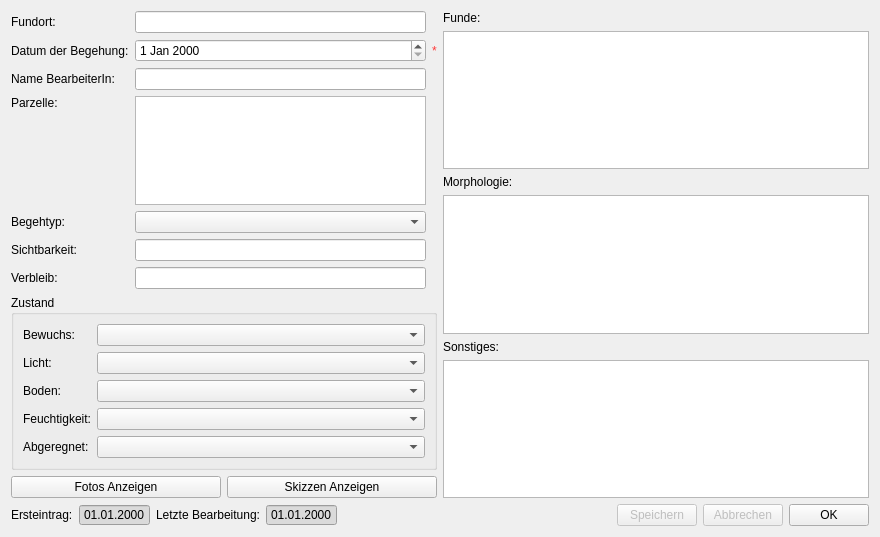
APIS-Luftbildarchiv/APIS, file APIS/forms/apis_sharding_form.ui: the form before one commit.
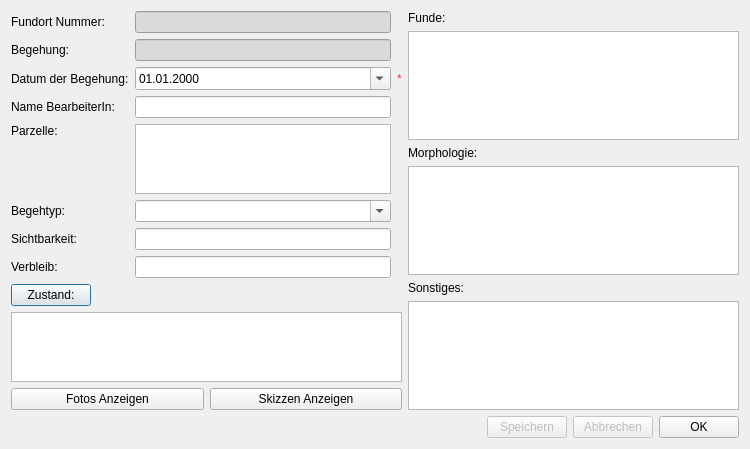
The form after the commit. Icons and pictures are not drawn.

```diff
--- a/APIS/forms/apis_sharding_form.ui
+++ b/APIS/forms/apis_sharding_form.ui
@@ -6,8 +6,8 @@
    <rect>
     <x>0</x>
     <y>0</y>
-    <width>880</width>
-    <height>537</height>
+    <width>750</width>
+    <height>430</height>
    </rect>
   </property>
   <property name="windowTitle">
@@ -16,67 +16,6 @@
   <layout class="QGridLayout" name="gridLayout_2">
    <item row="3" column="0" colspan="2">
     <layout class="QHBoxLayout" name="horizontalLayout">
-     <item>
-      <widget class="QLabel" name="uiInitalEntryLbl">
-       <property name="sizePolicy">
-        <sizepolicy hsizetype="Fixed" vsizetype="Fixed">
-         <horstretch>0</horstretch>
-         <verstretch>0</verstretch>
-        </sizepolicy>
-       </property>
-       <property name="text">
-        <string>Ersteintrag:</string>
-       </property>
-      </widget>
-     </item>
-     <item>
-      <widget class="QDateEdit" name="uiInitalEntryDate">
-       <property name="enabled">
-        <bool>true</bool>
-       </property>
-       <property name="autoFillBackground">
-        <bool>false</bool>
-       </property>
-       <property name="styleSheet">
-        <string notr="true">background-color: rgb(218, 218, 218);</string>
-       </property>
-       <property name="readOnly">
-        <bool>true</bool>
-       </property>
-       <property name="buttonSymbols">
-        <enum>QAbstractSpinBox::NoButtons</enum>
-       </property>
-       <property name="displayFormat">
-        <string>dd.MM.yyyy</string>
-       </property>
-      </widget>
-     </item>
-     <item>
-      <widget class="QLabel" name="uiLastChangesLbl">
-       <property name="text">
-        <string>Letzte Bearbeitung:</string>
-       </property>
-      </widget>
-     </item>
-     <item>
-      <widget class="QDateEdit" name="uiLastChangesDate">
-       <property name="enabled">
-        <bool>true</bool>
-       </property>
-       <property name="styleSheet">
-        <string notr="true">background-color: rgb(218, 218, 218);</string>
-       </property>
-       <property name="readOnly">
-        <bool>true</bool>
-       </property>
-       <property name="buttonSymbols">
-        <enum>QAbstractSpinBox::NoButtons</enum>
-       </property>
-       <property name="displayFormat">
-        <string>dd.MM.yyyy</string>
-       </property>
-      </widget>
-     </item>
      <item>
       <spacer name="horizontalSpacer">
        <property name="orientation">
@@ -141,8 +80,8 @@
        </property>
        <property name="iconSize">
         <size>
-         <width>30</width>
-         <height>30</height>
+         <width>24</width>
+         <height>24</height>
         </size>
        </property>
        <property name="autoDefault">
@@ -161,8 +100,8 @@
        </property>
        <property name="iconSize">
         <size>
-         <width>30</width>
-         <height>30</height>
+         <width>24</width>
+         <height>24</height>
         </size>
        </property>
        <property name="autoDefault">
@@ -172,65 +111,6 @@
      </item>
     </layout>
    </item>
-   <item row="1" column="0">
-    <widget class="QGroupBox" name="groupBox">
-     <property name="title">
-      <string>Zustand</string>
-     </property>
-     <layout class="QFormLayout" name="formLayout">
-      <item row="0" column="0">
-       <widget class="QLabel" name="label_11">
-        <property name="text">
-         <string>Bewuchs:</string>
-        </property>
-       </widget>
-      </item>
-      <item row="0" column="1">
-       <widget class="QComboBox" name="comboBox"/>
-      </item>
-      <item row="1" column="0">
-       <widget class="QLabel" name="label_12">
-        <property name="text">
-         <string>Licht:</string>
-        </property>
-       </widget>
-      </item>
-      <item row="1" column="1">
-       <widget class="QComboBox" name="comboBox_2"/>
-      </item>
-      <item row="2" column="0">
-       <widget class="QLabel" name="label_13">
-        <property name="text">
-         <string>Boden:</string>
-        </property>
-       </widget>
-      </item>
-      <item row="2" column="1">
-       <widget class="QComboBox" name="comboBox_3"/>
-      </item>
-      <item row="3" column="0">
-       <widget class="QLabel" name="label_14">
-        <property name="text">
-         <string>Feuchtigkeit:</string>
-        </property>
-       </widget>
-      </item>
-      <item row="3" column="1">
-       <widget class="QComboBox" name="comboBox_4"/>
-      </item>
-      <item row="4" column="0">
-       <widget class="QLabel" name="label_15">
-        <property name="text">
-         <string>Abgeregnet:</string>
-        </property>
-       </widget>
-      </item>
-      <item row="4" column="1">
-       <widget class="QComboBox" name="comboBox_5"/>
-      </item>
-     </layout>
-    </widget>
-   </item>
    <item row="0" column="1" rowspan="3">
     <layout class="QVBoxLayout" name="verticalLayout_4">
      <item>
@@ -267,77 +147,121 @@
    </item>
    <item row="0" column="0">
     <layout class="QGridLayout" name="gridLayout">
-     <item row="1" column="1">
-      <widget class="QDateEdit" name="dateEdit"/>
+     <item row="2" column="1">
+      <widget class="QDateEdit" name="uiShardingDate">
+       <property name="currentSection">
+        <enum>QDateTimeEdit::DaySection</enum>
+       </property>
+       <property name="displayFormat">
+        <string>dd.MM.yyyy</string>
+       </property>
+       <property name="calendarPopup">
+        <bool>true</bool>
+       </property>
+      </widget>
      </item>
-     <item row="1" column="0">
+     <item row="2" column="0">
       <widget class="QLabel" name="label_2">
        <property name="text">
         <string>Datum der Begehung:</string>
        </property>
       </widget>
      </item>
-     <item row="4" column="1">
-      <widget class="QComboBox" name="comboBox_6"/>
+     <item row="5" column="1">
+      <widget class="QComboBox" name="uiShardingTypeCombo">
+       <property name="editable">
+        <bool>true</bool>
+       </property>
+       <property name="currentIndex">
+        <number>-1</number>
+       </property>
+       <item>
+        <property name="text">
+         <string>unsystematisch</string>
+        </property>
+       </item>
+       <item>
+        <property name="text">
+         <string>intensiver Survey</string>
+        </property>
+       </item>
+       <item>
+        <property name="text">
+         <string>extensiver Survey</string>
+        </property>
+       </item>
+       <item>
+        <property name="text">
+         <string>keine Angabe</string>
+        </property>
+       </item>
+      </widget>
      </item>
      <item row="0" column="0">
       <widget class="QLabel" name="label">
        <property name="text">
-        <string>Fundort:</string>
+        <string>Fundort Nummer:</string>
        </property>
       </widget>
      </item>
-     <item row="3" column="1">
-      <widget class="QPlainTextEdit" name="plainTextEdit_4"/>
+     <item row="4" column="1">
+      <widget class="QPlainTextEdit" name="uiPlotPTxt"/>
      </item>
-     <item row="2" column="0">
+     <item row="3" column="0">
       <widget class="QLabel" name="label_3">
        <property name="text">
         <string>Name BearbeiterIn:</string>
        </property>
       </widget>
      </item>
-     <item row="3" column="0" alignment="Qt::AlignTop">
+     <item row="4" column="0" alignment="Qt::AlignTop">
       <widget class="QLabel" name="label_4">
        <property name="text">
         <string>Parzelle:</string>
        </property>
       </widget>
      </item>
-     <item row="6" column="1">
-      <widget class="QLineEdit" name="lineEdit_4"/>
+     <item row="7" column="1">
+      <widget class="QLineEdit" name="uiWhereaboutsEdit"/>
      </item>
      <item row="0" column="1">
-      <widget class="QLineEdit" name="lineEdit"/>
+      <widget class="QLineEdit" name="uiSiteNumberEdit">
+       <property name="styleSheet">
+        <string notr="true">background-color: rgb(218, 218, 218);</string>
+       </property>
+       <property name="readOnly">
+        <bool>true</bool>
+       </property>
+      </widget>
      </item>
-     <item row="6" column="0">
+     <item row="7" column="0">
       <widget class="QLabel" name="label_7">
        <property name="text">
         <string>Verbleib:</string>
        </property>
       </widget>
      </item>
-     <item row="5" column="0">
+     <item row="6" column="0">
       <widget class="QLabel" name="label_6">
        <property name="text">
         <string>Sichtbarkeit:</string>
        </property>
       </widget>
      </item>
-     <item row="4" column="0">
+     <item row="5" column="0">
       <widget class="QLabel" name="label_5">
        <property name="text">
         <string>Begehtyp:</string>
        </property>
       </widget>
      </item>
-     <item row="5" column="1">
-      <widget class="QLineEdit" name="lineEdit_3"/>
+     <item row="6" column="1">
+      <widget class="QLineEdit" name="uiVisibilityEdit"/>
      </item>
-     <item row="2" column="1">
-      <widget class="QLineEdit" name="lineEdit_2"/>
+     <item row="3" column="1">
+      <widget class="QLineEdit" name="uiNameEdit"/>
      </item>
-     <item row="1" column="2">
+     <item row="2" column="2">
       <widget class="QLabel" name="label_16">
        <property name="styleSheet">
         <string notr="true">color: rgb(255, 55, 55);</string>
@@ -346,6 +270,54 @@
         <string>*</string>
        </property>
       </widget>
+     </item>
+     <item row="1" column="0">
+      <widget class="QLabel" name="label_11">
+       <property name="text">
+        <string>Begehung:</string>
+       </property>
+      </widget>
+     </item>
+     <item row="1" column="1">
+      <widget class="QLineEdit" name="uiShardingNumberEdit">
+       <property name="styleSheet">
+        <string notr="true">background-color: rgb(218, 218, 218);</string>
+       </property>
+       <property name="readOnly">
+        <bool>true</bool>
+       </property>
+      </widget>
+     </item>
+    </layout>
+   </item>
+   <item row="1" column="0">
+    <layout class="QVBoxLayout" name="verticalLayout">
+     <item>
+      <layout class="QHBoxLayout" name="horizontalLayout_3">
+       <item>
+        <widget class="QPushButton" name="uiConditionBtn">
+         <property name="text">
+          <string>Zustand:</string>
+         </property>
+        </widget>
+       </item>
+       <item>
+        <spacer name="horizontalSpacer_2">
+         <property name="orientation">
+          <enum>Qt::Horizontal</enum>
+         </property>
+         <property name="sizeHint" stdset="0">
+          <size>
+           <width>40</width>
+           <height>20</height>
+          </size>
+         </property>
+        </spacer>
+       </item>
+      </layout>
+     </item>
+     <item>
+      <widget class="QPlainTextEdit" name="uiConditionPTxt"/>
      </item>
     </layout>
    </item>
```
Left out of the diff: 17 changed lines with no effect on the pictures.
